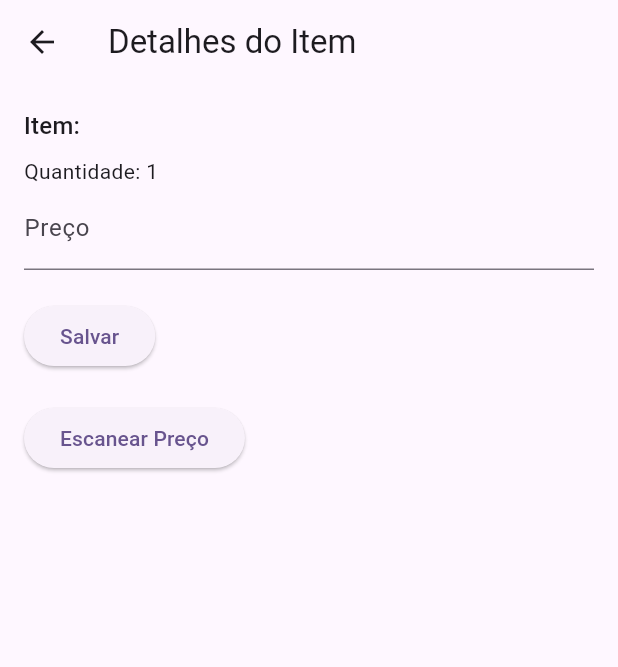
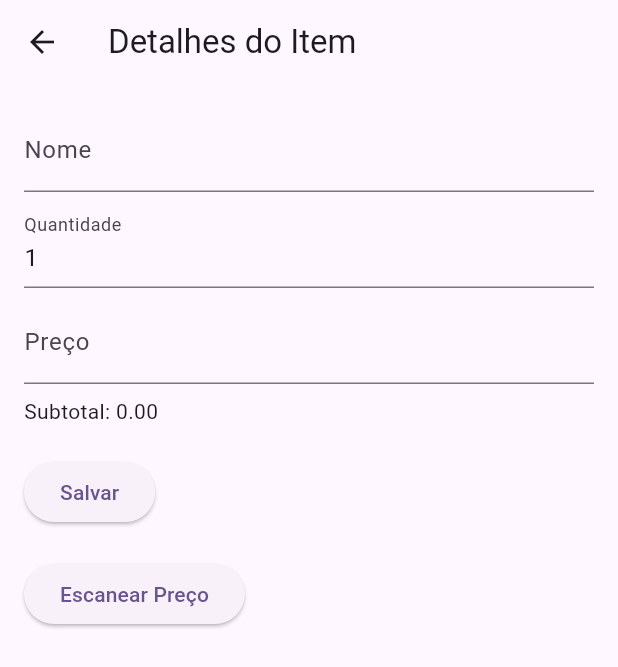
Before and after one commit to brunovjk/ShopScan, a Flutter app: the ItemDetailPage screen opened directly with empty values, on a phone screen of 412 x 824 dp. Shown: the top 667 px of the screen. Run offline on Flutter 3.47's test engine with Material 3 defaults, Android fonts, the phone set to English and light mode, and no system bars; our stand-ins replace sqflite; accounts and stored records are empty.

Commit message:
Allow editing item details

```diff
--- a/lib/pages/item_detail_page.dart
+++ b/lib/pages/item_detail_page.dart
@@ -12,24 +12,46 @@ class ItemDetailPage extends StatefulWidget {
 }
 
 class _ItemDetailPageState extends State<ItemDetailPage> {
+  late final TextEditingController _nameController;
+  late final TextEditingController _quantityController;
   late final TextEditingController _priceController;
 
   @override
   void initState() {
     super.initState();
+    _nameController = TextEditingController(text: widget.item.name);
+    _quantityController =
+        TextEditingController(text: widget.item.quantity.toString());
     _priceController = TextEditingController(
         text: widget.item.price > 0 ? widget.item.price.toString() : '');
+    _priceController.addListener(_updateSubtotal);
+    _quantityController.addListener(_updateSubtotal);
   }
 
   @override
   void dispose() {
+    _nameController.dispose();
+    _quantityController.dispose();
     _priceController.dispose();
     super.dispose();
   }
 
+  void _updateSubtotal() {
+    setState(() {});
+  }
+
+  double get _subtotal {
+    final price = double.tryParse(_priceController.text) ?? 0;
+    final qty = int.tryParse(_quantityController.text) ?? 0;
+    return price * qty;
+  }
+
   Future<void> _save() async {
+    final name = _nameController.text;
+    final quantity = int.tryParse(_quantityController.text) ?? 1;
     final price = double.tryParse(_priceController.text) ?? 0;
-    final updated = widget.item.copyWith(price: price);
+    final updated = widget.item
+        .copyWith(name: name, quantity: quantity, price: price);
     await ItemsDatabase.instance.update(updated);
     if (context.mounted) {
       Navigator.pop(context, updated);
@@ -38,7 +60,6 @@ class _ItemDetailPageState extends State<ItemDetailPage> {
 
   @override
   Widget build(BuildContext context) {
-    final item = widget.item;
     return Scaffold(
       appBar: AppBar(title: const Text('Detalhes do Item')),
       body: Padding(
@@ -46,15 +67,25 @@ class _ItemDetailPageState extends State<ItemDetailPage> {
         child: Column(
           crossAxisAlignment: CrossAxisAlignment.start,
           children: [
-            Text('Item: ${item.name}',
-                style: Theme.of(context).textTheme.titleMedium),
+            TextField(
+              controller: _nameController,
+              decoration: const InputDecoration(labelText: 'Nome'),
+            ),
             const SizedBox(height: 8),
-            Text('Quantidade: ${item.quantity}'),
+            TextField(
+              controller: _quantityController,
+              keyboardType: TextInputType.number,
+              decoration: const InputDecoration(labelText: 'Quantidade'),
+              onChanged: (_) => _updateSubtotal(),
+            ),
+            const SizedBox(height: 8),
             TextField(
               controller: _priceController,
               keyboardType: TextInputType.number,
               decoration: const InputDecoration(labelText: 'Preço'),
             ),
+            const SizedBox(height: 8),
+            Text('Subtotal: ${_subtotal.toStringAsFixed(2)}'),
             const SizedBox(height: 20),
             ElevatedButton(
               onPressed: _save,
```
Also changed, not shown: lib/pages/items_list_page.dart (+11 -2 lines), 1 other file.
